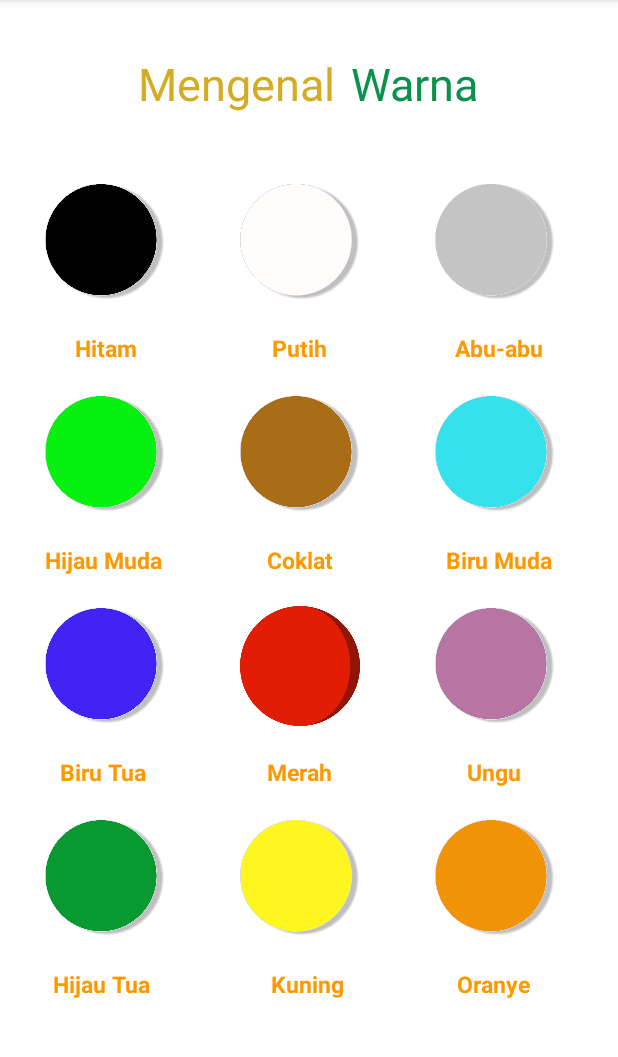
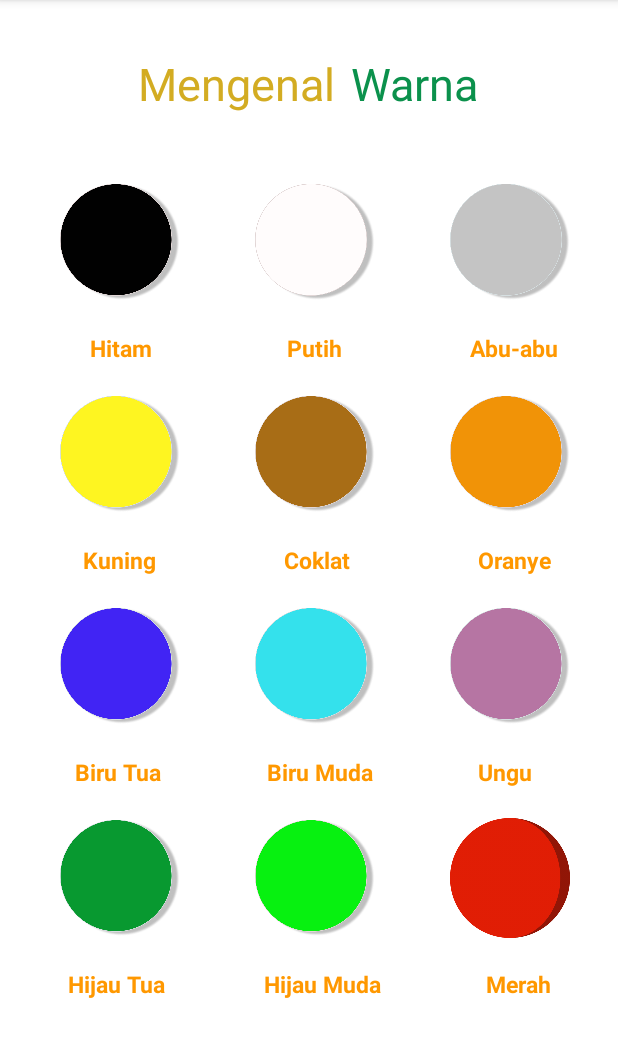
Before and after one commit to Aula-Faridah/Mini_Project, an Android app: the WarnaActivity screen opened directly, with no data from a screen before it, on a phone screen of 412 x 824 dp, the part 84-1141 px from its top. Run offline under Robolectric (Android 15) with nearby library versions, the phone set to English and light mode, and no system bars; Roboto replaces fonts that are not available here.

Commit message:
Commit : activity_warna.xml

```diff
--- a/app/src/main/res/layout/activity_warna.xml
+++ b/app/src/main/res/layout/activity_warna.xml
@@ -43,7 +43,8 @@
         android:layout_width="match_parent"
         android:layout_height="wrap_content"
         android:orientation="vertical"
-        android:layout_marginTop="30dp">
+        android:layout_marginTop="30dp"
+        android:layout_marginStart="10dp">
 
         <LinearLayout
             android:layout_width="match_parent"
@@ -127,7 +128,7 @@
                 android:id="@+id/imgGreen"
                 android:layout_width="80dp"
                 android:layout_height="80dp"
-                android:src="@drawable/green"
+                android:src="@drawable/kuning"
                 android:layout_marginTop="10dp"
                 android:layout_marginStart="30dp"
                 android:layout_marginBottom="10dp"/>
@@ -148,7 +149,7 @@
                 android:layout_marginStart="50dp"
                 android:layout_marginTop="10dp"
                 android:layout_marginBottom="10dp"
-                android:src="@drawable/blue" />
+                android:src="@drawable/orange" />
         </LinearLayout>
 
         <LinearLayout
@@ -159,10 +160,10 @@
             <TextView
                 android:layout_width="wrap_content"
                 android:layout_height="wrap_content"
-                android:layout_marginStart="30dp"
+                android:layout_marginStart="45dp"
                 android:layout_marginTop="10dp"
                 android:layout_marginBottom="10dp"
-                android:text="Hijau Muda"
+                android:text="Kuning"
                 android:textColor="#FF9800"
                 android:textSize="15sp"
                 android:textStyle="bold" />
@@ -170,7 +171,7 @@
             <TextView
                 android:layout_width="wrap_content"
                 android:layout_height="wrap_content"
-                android:layout_marginStart="70dp"
+                android:layout_marginStart="85dp"
                 android:layout_marginTop="10dp"
                 android:layout_marginBottom="10dp"
                 android:text="Coklat"
@@ -181,12 +182,12 @@
             <TextView
                 android:layout_width="wrap_content"
                 android:layout_height="wrap_content"
-                android:text="Biru Muda"
+                android:text="Oranye"
                 android:textColor="#FF9800"
                 android:textSize="15sp"
                 android:textStyle="bold"
                 android:layout_marginTop="10dp"
-                android:layout_marginStart="75dp"
+                android:layout_marginStart="85dp"
                 android:layout_marginBottom="10dp"/>
         </LinearLayout>
 
@@ -209,7 +210,7 @@
                 android:id="@+id/imgred"
                 android:layout_width="80dp"
                 android:layout_height="80dp"
-                android:src="@drawable/red"
+                android:src="@drawable/blue"
                 android:layout_marginTop="10dp"
                 android:layout_marginStart="50dp"
                 android:layout_marginBottom="10dp"/>
@@ -244,12 +245,12 @@
             <TextView
                 android:layout_width="wrap_content"
                 android:layout_height="wrap_content"
-                android:text="Merah"
+                android:text="Biru Muda"
                 android:textColor="#FF9800"
                 android:textSize="15sp"
                 android:textStyle="bold"
                 android:layout_marginTop="10dp"
-                android:layout_marginStart="80dp"
+                android:layout_marginStart="70dp"
                 android:layout_marginBottom="10dp"/>
 
             <TextView
@@ -260,7 +261,7 @@
                 android:textSize="15sp"
                 android:textStyle="bold"
                 android:layout_marginTop="10dp"
-                android:layout_marginStart="90dp"
+                android:layout_marginStart="70dp"
                 android:layout_marginBottom="10dp"/>
         </LinearLayout>
 
@@ -283,7 +284,7 @@
                 android:id="@+id/imgWhite"
                 android:layout_width="80dp"
                 android:layout_height="80dp"
-                android:src="@drawable/kuning"
+                android:src="@drawable/green"
                 android:layout_marginTop="10dp"
                 android:layout_marginStart="50dp"
                 android:layout_marginBottom="10dp"/>
@@ -292,7 +293,7 @@
                 android:id="@+id/imgGrey"
                 android:layout_width="80dp"
                 android:layout_height="80dp"
-                android:src="@drawable/orange"
+                android:src="@drawable/red"
                 android:layout_marginTop="10dp"
                 android:layout_marginStart="50dp"
                 android:layout_marginBottom="10dp"/>
@@ -318,23 +319,23 @@
             <TextView
                 android:layout_width="wrap_content"
                 android:layout_height="wrap_content"
-                android:text="Kuning"
+                android:text="Hijau Muda"
                 android:textColor="#FF9800"
                 android:textSize="15sp"
                 android:textStyle="bold"
                 android:layout_marginTop="10dp"
-                android:layout_marginStart="80dp"
+                android:layout_marginStart="65dp"
                 android:layout_marginBottom="10dp"/>
 
             <TextView
                 android:layout_width="wrap_content"
                 android:layout_height="wrap_content"
-                android:text="Oranye"
+                android:text="Merah"
                 android:textColor="#FF9800"
                 android:textSize="15sp"
                 android:textStyle="bold"
                 android:layout_marginTop="10dp"
-                android:layout_marginStart="75dp"
+                android:layout_marginStart="70dp"
                 android:layout_marginBottom="10dp"/>
         </LinearLayout>
 
```
